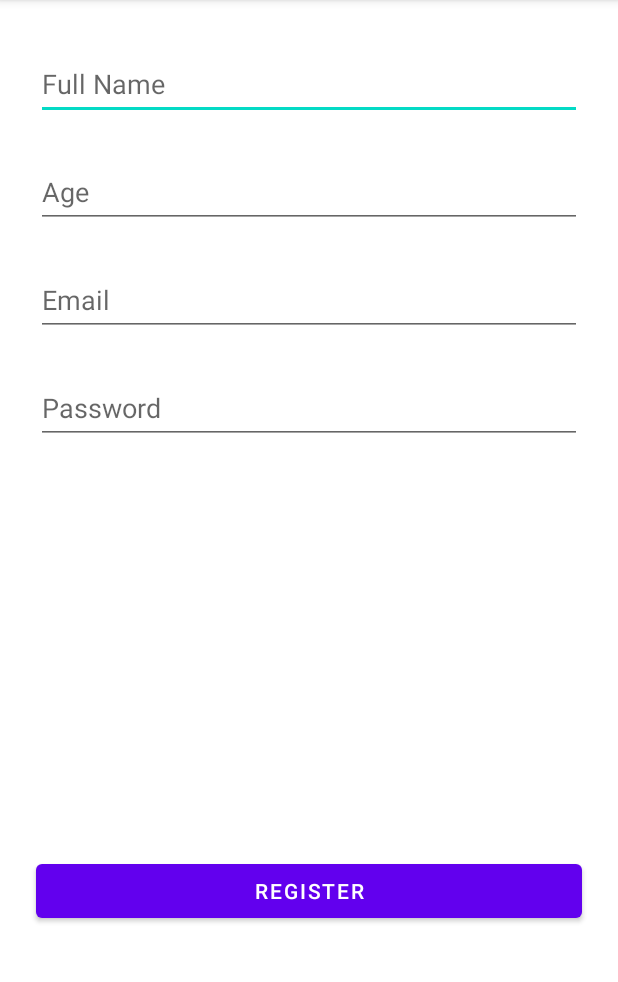
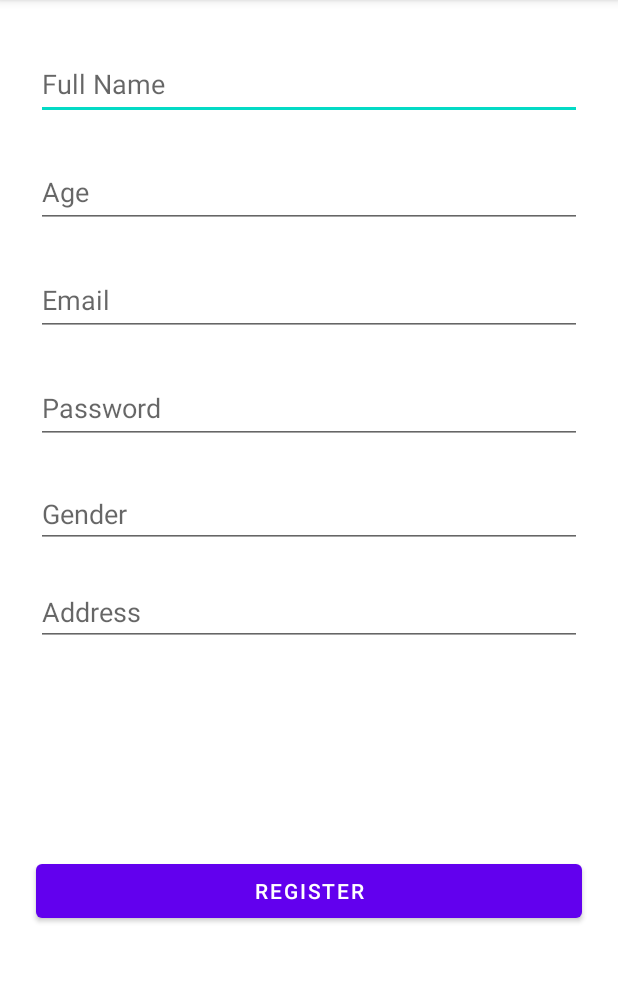
Before and after one commit to razaali01/FitnessApplication, an Android app: the Registration screen opened directly, with no data from a screen before it, on a phone screen of 412 x 824 dp, the part 84-1066 px from its top. Run offline under Robolectric (Android 15) with nearby library versions, the phone set to English and light mode, and no system bars; our stand-ins replace Firebase (no records; nobody signed in at launch, a user with empty details on screens opened directly).

Commit message:
updated Registration

```diff
--- a/app/src/main/res/layout/activity_registration.xml
+++ b/app/src/main/res/layout/activity_registration.xml
@@ -4,7 +4,7 @@
     xmlns:tools="http://schemas.android.com/tools"
     android:layout_width="match_parent"
     android:layout_height="match_parent"
-    tools:context=".MainActivity2">
+    tools:context=".Registration">
 
     <EditText
         android:id="@+id/FullName"
@@ -66,6 +66,33 @@
         app:layout_constraintEnd_toEndOf="parent"
         app:layout_constraintStart_toStartOf="parent"
         app:layout_constraintTop_toBottomOf="@+id/Email2" />
+    <EditText
+        android:id="@+id/Gender"
+        android:layout_width="0dp"
+        android:layout_height="wrap_content"
+        android:ems="10"
+        android:layout_marginStart="24dp"
+        android:layout_marginTop="24dp"
+        android:layout_marginEnd="24dp"
+        android:hint="Gender"
+        app:layout_constraintEnd_toEndOf="parent"
+        app:layout_constraintStart_toStartOf="parent"
+        app:layout_constraintTop_toBottomOf="@+id/Password2" />
+
+    <EditText
+        android:id="@+id/Address"
+        android:layout_width="0dp"
+        android:layout_height="wrap_content"
+        android:layout_marginStart="24dp"
+        android:layout_marginTop="20dp"
+        android:layout_marginEnd="24dp"
+        android:ems="10"
+        android:inputType="textPostalAddress"
+        android:hint="Address"
+        app:layout_constraintEnd_toEndOf="parent"
+        app:layout_constraintHorizontal_bias="0.0"
+        app:layout_constraintStart_toStartOf="parent"
+        app:layout_constraintTop_toBottomOf="@+id/Gender" />
 
     <Button
         android:id="@+id/register"
@@ -89,4 +116,7 @@
         app:layout_constraintBottom_toTopOf="@+id/register"
         app:layout_constraintEnd_toEndOf="parent"
         app:layout_constraintStart_toStartOf="parent" />
+
+
+
 </androidx.constraintlayout.widget.ConstraintLayout>
```
